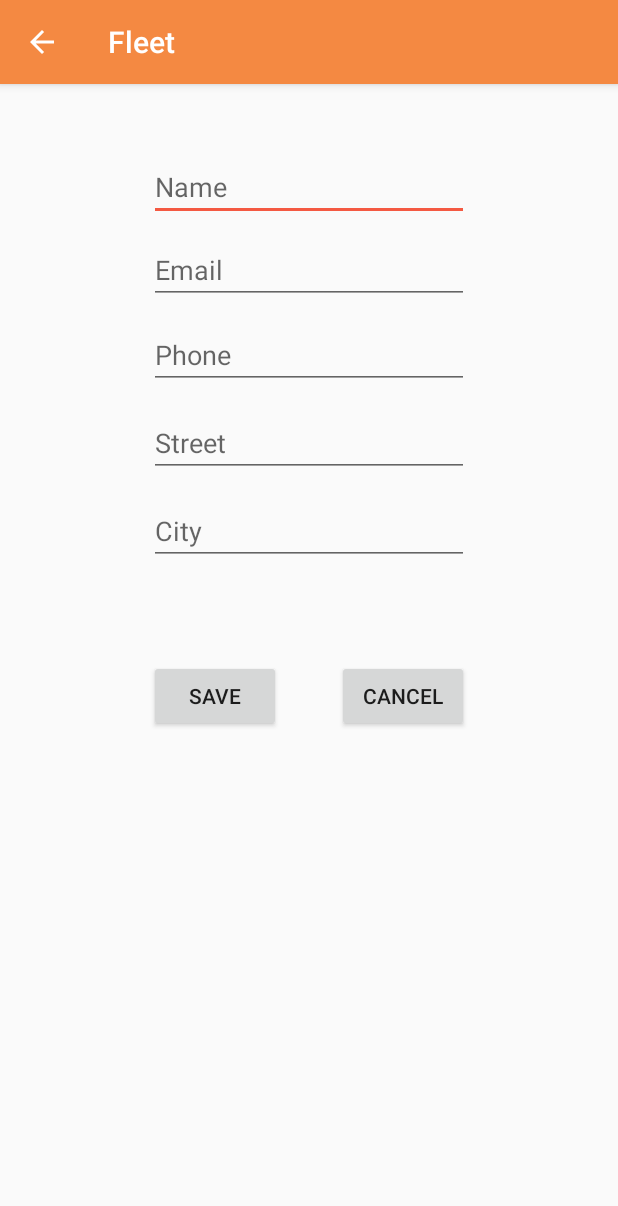
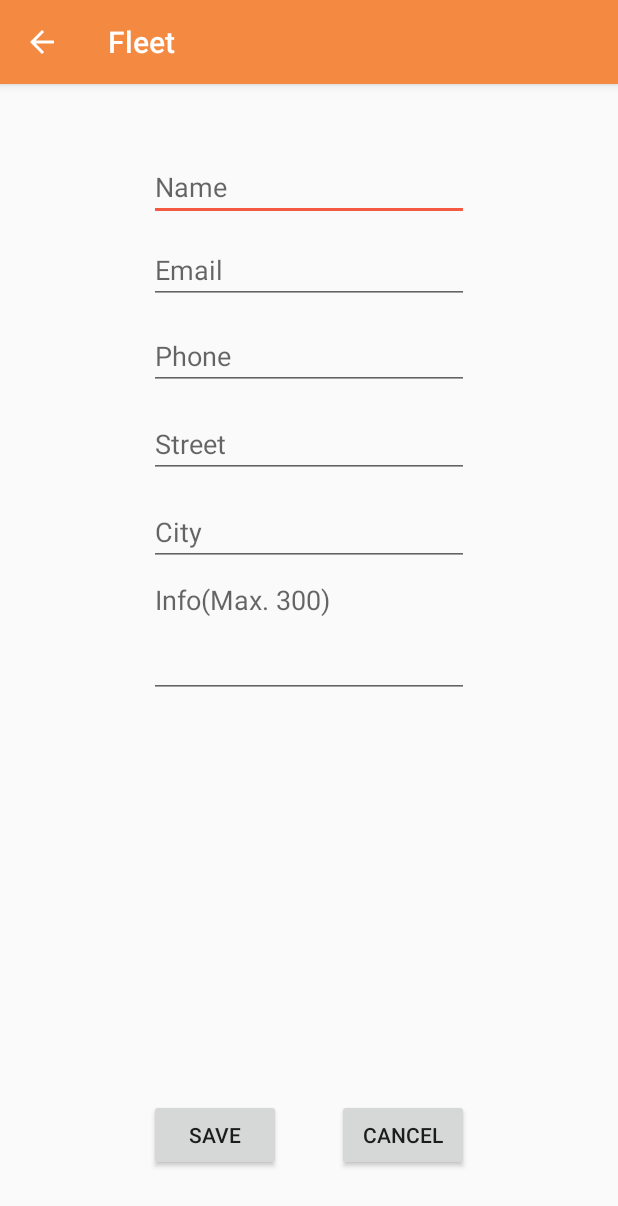
Before and after one commit to patelkirtann/phoneBook, an Android app: the AddActivity screen opened directly, with no data from a screen before it, on a phone screen of 412 x 824 dp. Shown: the top 1206 px of the screen. Run offline under Robolectric (Android 15) with nearby library versions, the phone set to English and light mode, and no system bars.

Commit message:
theme color

```diff
--- a/app/src/main/java/com/example/kt_ki/dbpractice/AddActivity.java
+++ b/app/src/main/java/com/example/kt_ki/dbpractice/AddActivity.java
@@ -17,7 +17,7 @@ public class AddActivity extends AppCompatActivity {
     Button mSave;
     Button mCancel;
 
-    EditText name, email, phone, street, city;
+    EditText name, email, phone, street, city, info;
 
     DBForm dbForm = new DBForm(this);
 
@@ -30,11 +30,12 @@ public class AddActivity extends AppCompatActivity {
         mCancel = (Button) findViewById(R.id.cancel);
 
         name = (EditText) findViewById(R.id.name_field);
-        String getName = name.getText().toString();
+//        String getName = name.getText().toString();
         email = (EditText) findViewById(R.id.email_field);
         phone = (EditText) findViewById(R.id.phone_field);
         street = (EditText) findViewById(R.id.street_field);
         city = (EditText) findViewById(R.id.city_field);
+        info = (EditText) findViewById(R.id.tv_auto);
 
         final Context context = AddActivity.this;
 
@@ -125,6 +126,7 @@ public class AddActivity extends AppCompatActivity {
         String phoneText = phone.getText().toString();
         String streetText = street.getText().toString();
         String cityText = city.getText().toString();
+//        String infoText = info.getText().toString();
 
         dbForm.insertValue(nameText, emailText, phoneText, streetText, cityText);
 
--- a/app/src/main/java/com/example/kt_ki/dbpractice/AllRecord.java
+++ b/app/src/main/java/com/example/kt_ki/dbpractice/AllRecord.java
@@ -42,6 +42,7 @@ public class AllRecord extends AppCompatActivity {
             data.add(dbForm.getPhone().get(i));
             data.add(dbForm.getStreet().get(i));
             data.add(dbForm.getCity().get(i));
+//            data.add(dbForm.getInfo().get(i));
 
             mListChild.put(mListHead.get(i), data);
         }
--- a/app/src/main/res/layout/activity_add.xml
+++ b/app/src/main/res/layout/activity_add.xml
@@ -36,18 +36,6 @@
     <EditText
         android:layout_width="wrap_content"
         android:layout_height="wrap_content"
-        android:inputType="phone"
-        android:ems="10"
-        android:id="@+id/phone_field"
-        android:layout_below="@+id/email_field"
-        android:layout_alignLeft="@+id/email_field"
-        android:layout_alignStart="@+id/email_field"
-        android:layout_marginTop="11dp"
-        android:hint="@string/phone" />
-
-    <EditText
-        android:layout_width="wrap_content"
-        android:layout_height="wrap_content"
         android:inputType="textPostalAddress"
         android:ems="10"
         android:id="@+id/street_field"
@@ -56,28 +44,6 @@
         android:layout_alignStart="@+id/phone_field"
         android:layout_marginTop="13dp"
         android:hint="@string/street" />
-
-    <EditText
-        android:layout_width="wrap_content"
-        android:layout_height="wrap_content"
-        android:inputType="textPersonName"
-        android:ems="10"
-        android:id="@+id/city_field"
-        android:layout_below="@+id/street_field"
-        android:layout_alignLeft="@+id/street_field"
-        android:layout_alignStart="@+id/street_field"
-        android:layout_marginTop="13dp"
-        android:hint="@string/city" />
-
-    <Button
-        android:text="@string/save"
-        android:layout_width="wrap_content"
-        android:layout_height="wrap_content"
-        android:layout_below="@+id/city_field"
-        android:layout_alignLeft="@+id/city_field"
-        android:layout_alignStart="@+id/city_field"
-        android:layout_marginTop="63dp"
-        android:id="@+id/save" />
 
     <Button
         android:text="@string/cancel"
@@ -88,4 +54,52 @@
         android:layout_alignEnd="@+id/city_field"
         android:id="@+id/cancel" />
 
+    <Button
+        android:text="@string/save"
+        android:layout_width="wrap_content"
+        android:layout_height="wrap_content"
+        android:id="@+id/save"
+        android:layout_alignParentBottom="true"
+        android:layout_alignLeft="@+id/city_field"
+        android:layout_alignStart="@+id/city_field"
+        android:layout_marginBottom="27dp" />
+
+    <MultiAutoCompleteTextView
+        android:layout_width="wrap_content"
+        android:layout_height="wrap_content"
+        android:id="@+id/tv_auto"
+        android:hint="@string/info_max_300"
+        android:gravity="left"
+        android:maxLength="300"
+        android:lines="3"
+        android:layout_below="@+id/city_field"
+        android:layout_alignLeft="@+id/city_field"
+        android:layout_alignStart="@+id/city_field"
+        android:layout_alignRight="@+id/city_field"
+        android:layout_alignEnd="@+id/city_field" />
+
+    <EditText
+        android:layout_width="wrap_content"
+        android:layout_height="wrap_content"
+        android:inputType="phone"
+        android:ems="10"
+        android:id="@+id/phone_field"
+        android:layout_marginTop="12dp"
+        android:hint="@string/phone"
+        android:layout_below="@+id/email_field"
+        android:layout_alignLeft="@+id/email_field"
+        android:layout_alignStart="@+id/email_field" />
+
+    <EditText
+        android:layout_width="wrap_content"
+        android:layout_height="wrap_content"
+        android:inputType="textPersonName"
+        android:ems="10"
+        android:id="@+id/city_field"
+        android:layout_marginTop="13dp"
+        android:hint="@string/city"
+        android:layout_below="@+id/street_field"
+        android:layout_alignLeft="@+id/street_field"
+        android:layout_alignStart="@+id/street_field" />
+
 </RelativeLayout>
--- a/app/src/main/res/layout/activity_list.xml
+++ b/app/src/main/res/layout/activity_list.xml
@@ -1,13 +1,15 @@
 <?xml version="1.0" encoding="utf-8"?>
-<LinearLayout xmlns:android="http://schemas.android.com/apk/res/android"
+<RelativeLayout xmlns:android="http://schemas.android.com/apk/res/android"
     xmlns:tools="http://schemas.android.com/tools"
     android:id="@+id/activity_list"
     android:layout_width="match_parent"
     android:layout_height="match_parent"
+    android:padding="16dp"
     tools:context="com.example.kt_ki.dbpractice.ListActivity">
 
     <ListView
         android:id="@android:id/list"
         android:layout_width="match_parent"
         android:layout_height="wrap_content" />
-</LinearLayout>
+   >
+</RelativeLayout>
--- a/app/src/main/res/layout/list_head.xml
+++ b/app/src/main/res/layout/list_head.xml
@@ -3,12 +3,13 @@
     android:id="@+id/head"
     android:layout_width="match_parent"
     android:layout_height="40dp"
-    android:background="#121b2b"
-    android:textColor="#ffffff"
+    android:textColor="@color/colorAccent"
+    android:background="@color/cardview_dark_background"
     android:orientation="vertical"
     android:textAlignment="center"
     android:padding="20dp"
     android:textStyle="italic">
+    <!--android:background="#121b2b"-->
 
 
 </TextView>
--- a/app/src/main/res/values/strings.xml
+++ b/app/src/main/res/values/strings.xml
@@ -21,4 +21,5 @@
 
     <string name="action_settings">Settings</string>
     <string name="delete_all">Delete All</string>
+    <string name="info_max_300">Info(Max. 300)</string>
 </resources>
```
Also changed, not shown: app/src/main/java/com/example/kt_ki/dbpractice/DBForm.java (+25 -2 lines), app/src/main/java/com/example/kt_ki/dbpractice/ExpandableAdapter.java (+5 -5 lines), app/src/main/java/com/example/kt_ki/dbpractice/ListActivity.java (+8 -3 lines), app/src/main/res/layout/list_child.xml (+52 -9 lines).
